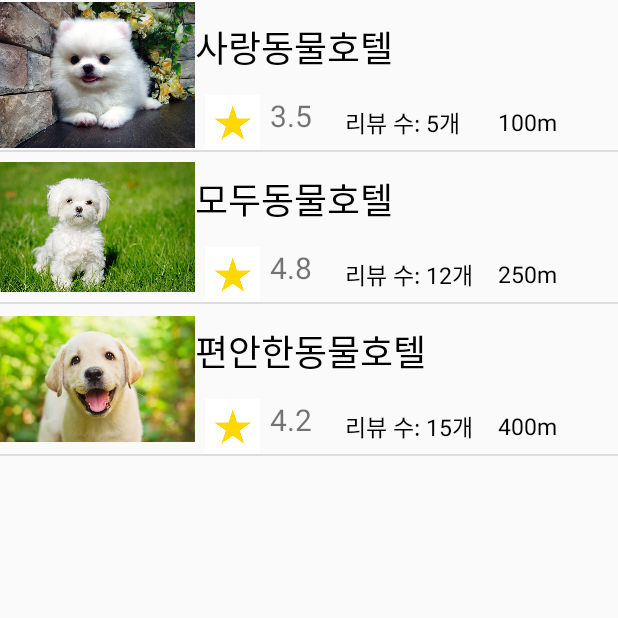
After one commit to eden6187/MPProject, an Android app: the PetCareActivity screen opened directly, with no data from a screen before it, on a phone screen of 412 x 824 dp, the top half of it. The commit adds this screen. Run offline under Robolectric (Android 15) with nearby library versions, the phone set to English and light mode, and no system bars.

Commit message:
Add PetcareListFragment.java Add PetcareListViewAdapter.java Add petcareListViewItem.java Add PetCareActivity.java Add activity_petcare.xml Add fragment_petcare_list.xml Add petcarelistview_item.xml
Modify MainActivity to parse activity_main to activity_petcare

```diff
--- a/app/src/main/AndroidManifest.xml
+++ b/app/src/main/AndroidManifest.xml
@@ -10,6 +10,7 @@
         android:supportsRtl="true"
         android:theme="@style/Theme.AppCompat.Light.NoActionBar">
         <activity android:name=".ui.SettingActivity"></activity>
+        <activity android:name=".ui.PetCareActivity"></activity>
         <activity
             android:name=".ui.MainActivity"
             android:label="@string/title_activity_main"
--- /dev/null
+++ b/app/src/main/java/com/example/mpproject/Fragments/PetcareListFragment.java
@@ -0,0 +1,53 @@
+package com.example.mpproject.Fragments;
+
+import android.graphics.drawable.Drawable;
+import android.os.Bundle;
+
+import androidx.annotation.NonNull;
+import androidx.core.content.ContextCompat;
+import androidx.fragment.app.Fragment;
+import androidx.fragment.app.ListFragment;
+
+import android.view.LayoutInflater;
+import android.view.View;
+import android.view.ViewGroup;
+import android.widget.ListView;
+import android.content.Context;
+
+import com.example.mpproject.R;
+import com.example.mpproject.ui.PetCareActivity;
+
+/**
+ * A simple {@link Fragment} subclass.
+ */
+public class PetcareListFragment extends ListFragment {
+
+    public PetcareListFragment() {
+        // Required empty public constructor
+
+    }
+
+    PetcareListViewAdapter adapter;
+
+    @Override
+    public View onCreateView(LayoutInflater inflater, ViewGroup container,
+                             Bundle savedInstanceState) {
+        // Inflate the layout for this fragment
+        adapter = new PetcareListViewAdapter();
+        setListAdapter(adapter);
+        adapter.addItem(getResources().getDrawable(R.drawable.dog1, null), getResources().getDrawable(R.drawable.star_image, null), "사랑동물호텔", (float)3.5, 5, 100);
+        adapter.addItem(getResources().getDrawable(R.drawable.dog2, null), getResources().getDrawable(R.drawable.star_image, null), "모두동물호텔", (float)4.8, 12, 250);
+        adapter.addItem(getResources().getDrawable(R.drawable.dog3, null), getResources().getDrawable(R.drawable.star_image, null), "편안한동물호텔", (float)4.2, 15, 400);
+
+        return super.onCreateView(inflater, container, savedInstanceState);
+    }
+
+    public void addItem(Drawable icon, Drawable star, String title, float ratingnum, int reviewCount, int distance){
+        adapter.addItem(icon, star, title, ratingnum, reviewCount, distance);
+    }
+
+    @Override
+    public void onListItemClick(@NonNull ListView l, @NonNull View v, int position, long id) {
+        PetcareListViewItem item = (PetcareListViewItem) l.getItemAtPosition(position);
+    }
+}
--- /dev/null
+++ b/app/src/main/java/com/example/mpproject/Fragments/PetcareListViewAdapter.java
@@ -0,0 +1,79 @@
+package com.example.mpproject.Fragments;
+
+
+import android.content.Context;
+import android.graphics.drawable.Drawable;
+import android.view.LayoutInflater;
+import android.view.View;
+import android.view.ViewGroup;
+import android.widget.BaseAdapter;
+import android.widget.ImageView;
+import android.widget.TextView;
+
+
+import com.example.mpproject.R;
+
+import java.util.ArrayList;
+
+public class PetcareListViewAdapter extends BaseAdapter {
+    private ArrayList<PetcareListViewItem> ItemList = new ArrayList<PetcareListViewItem>();
+
+    public PetcareListViewAdapter(){
+
+    }
+
+    @Override
+    public int getCount() {
+        return ItemList.size();
+    }
+
+    @Override
+    public View getView(int position, View view, ViewGroup parent) {
+        final int pos = position;
+        final Context context = parent.getContext();
+
+        if (view == null) {
+            LayoutInflater inflater = (LayoutInflater) context.getSystemService(Context.LAYOUT_INFLATER_SERVICE);
+            view = inflater.inflate(R.layout.petcarelistview_item, parent, false);
+        }
+        ImageView iconImageView = (ImageView) view.findViewById(R.id.petcare_image_petcarelistview_item);
+        ImageView starImageView = (ImageView) view.findViewById(R.id.petcare_star_petcarelistview_item);
+        TextView titleTextView = (TextView) view.findViewById(R.id.petcare_title_petcarelistview_item);
+        TextView ratingnumTextView = (TextView) view.findViewById(R.id.petcare_rating_num_petcarelistview_item);
+        TextView reviewCountTextView = (TextView) view.findViewById(R.id.petcare_reviewcount_petcarelistview_item);
+        TextView distanceTextView = (TextView) view.findViewById(R.id.petcare_distance_petcarelistview_item);
+        PetcareListViewItem listViewItem = ItemList.get(position);
+
+        iconImageView.setImageDrawable(listViewItem.getIcon());
+        starImageView.setImageDrawable(listViewItem.getStar());
+        titleTextView.setText(listViewItem.getTitle());
+        ratingnumTextView.setText(listViewItem.getRatingnum());
+        reviewCountTextView.setText(listViewItem.getReviewcount());
+        distanceTextView.setText(listViewItem.getDistance());
+
+        return view;
+    }
+
+    @Override
+    public long getItemId(int position) {
+        return position;
+    }
+
+    @Override
+    public PetcareListViewItem getItem(int position) {
+        return ItemList.get(position);
+    }
+
+    public void addItem(Drawable icon, Drawable star, String title, float ratingnum, int reviewCount, int distance){
+        PetcareListViewItem item = new PetcareListViewItem();
+
+        item.setIcon(icon);
+        item.setStar(star);
+        item.setTitle(title);
+        item.setRatingnum(ratingnum);
+        item.setReviewcount(reviewCount);
+        item.setDistance(distance);
+
+        ItemList.add(item);
+    }
+}
--- /dev/null
+++ b/app/src/main/java/com/example/mpproject/Fragments/PetcareListViewItem.java
@@ -0,0 +1,53 @@
+package com.example.mpproject.Fragments;
+
+import android.graphics.drawable.Drawable;
+
+public class PetcareListViewItem {
+    private Drawable mIconDrawable ;
+    private Drawable mStar;
+    private String mPetcareTitle ;
+    private String mPetcareRatingnum;
+    private String mPetcareReviewcount;
+    private String mPetcareDistance;
+
+
+    public void setIcon(Drawable icon) {
+        mIconDrawable = icon ;
+    }
+    public void setStar(Drawable star){
+        mStar = star;
+    }
+    public void setTitle(String title) {
+        mPetcareTitle = title ;
+    }
+    public void setRatingnum(float num){
+        mPetcareRatingnum = String.valueOf(num);
+    }
+    public void setReviewcount(int count){
+        mPetcareReviewcount = "리뷰 수: " + String.valueOf(count) + "개 ";
+    }
+    public void setDistance(int distance){
+        mPetcareDistance = String.valueOf(distance) + "m";
+    }
+
+    public Drawable getIcon() {
+        return this.mIconDrawable ;
+    }
+    public Drawable getStar(){
+        return this.mStar;
+    }
+    public String getTitle() {
+        return this.mPetcareTitle ;
+    }
+
+    public String getRatingnum(){
+        return this.mPetcareRatingnum;
+    }
+    public String getReviewcount(){
+        return this.mPetcareReviewcount;
+    }
+    public String getDistance(){
+        return this.mPetcareDistance;
+    }
+
+}
--- a/app/src/main/java/com/example/mpproject/ui/MainActivity.java
+++ b/app/src/main/java/com/example/mpproject/ui/MainActivity.java
@@ -1,7 +1,9 @@
 package com.example.mpproject.ui;
 
+import android.content.Intent;
 import android.os.Bundle;
 import android.view.MenuItem;
+import android.view.View;
 import android.widget.Button;
 
 import com.example.mpproject.R;
@@ -43,6 +45,14 @@ public class MainActivity extends AppCompatActivity {
         setContentView(R.layout.activity_main);
         initView();
         mNv.setNavigationItemSelectedListener(new NavigationViewItemListener(this));
+
+        mBtnGotoCareService.setOnClickListener(new View.OnClickListener() {
+            @Override
+            public void onClick(View view) {
+                Intent intent = new Intent(MainActivity.this, PetCareActivity.class);
+                startActivity(intent);
+            }
+        });
     }
 
     public boolean onOptionsItemSelected(MenuItem item){
--- /dev/null
+++ b/app/src/main/java/com/example/mpproject/ui/PetCareActivity.java
@@ -0,0 +1,33 @@
+package com.example.mpproject.ui;
+
+import android.os.Bundle;
+
+import androidx.annotation.Nullable;
+import androidx.appcompat.app.AppCompatActivity;
+import androidx.fragment.app.FragmentManager;
+
+import com.example.mpproject.Fragments.PetcareListFragment;
+import com.example.mpproject.R;
+
+public class PetCareActivity extends AppCompatActivity {
+
+    public void initView(){
+
+    }
+
+    @Override
+    protected void onCreate(@Nullable Bundle savedInstanceState) {
+        super.onCreate(savedInstanceState);
+        setContentView(R.layout.activity_petcare);
+
+        if(findViewById(R.id.petcare_fragment_container)!=null){
+            PetcareListFragment mPetcareListFragment = new PetcareListFragment();
+            FragmentManager fm = getSupportFragmentManager();
+            fm.beginTransaction().add(R.id.petcare_fragment_container, mPetcareListFragment).commit();
+            if(savedInstanceState != null){
+                return;
+            }
+        }
+
+    }
+}
--- /dev/null
+++ b/app/src/main/res/layout/activity_petcare.xml
@@ -0,0 +1,13 @@
+<?xml version="1.0" encoding="utf-8"?>
+<LinearLayout xmlns:android="http://schemas.android.com/apk/res/android"
+    android:layout_width="match_parent"
+    android:layout_height="match_parent"
+    xmlns:tools="http://schemas.android.com/tools">
+
+    <FrameLayout
+        android:id="@+id/petcare_fragment_container"
+        android:layout_width="match_parent"
+        android:layout_height="match_parent">
+
+    </FrameLayout>
+</LinearLayout>
--- /dev/null
+++ b/app/src/main/res/layout/fragment_petcare_list.xml
@@ -0,0 +1,12 @@
+<?xml version="1.0" encoding="utf-8"?>
+<FrameLayout xmlns:android="http://schemas.android.com/apk/res/android"
+    xmlns:tools="http://schemas.android.com/tools"
+    android:layout_width="match_parent"
+    android:layout_height="match_parent"
+    tools:context=".Fragments.PetcareListFragment">
+
+    <ListView
+        android:id="@+id/listview_petcarefragment"
+        android:layout_width="match_parent"
+        android:layout_height="match_parent" />
+</FrameLayout>
--- /dev/null
+++ b/app/src/main/res/layout/petcarelistview_item.xml
@@ -0,0 +1,68 @@
+<?xml version="1.0" encoding="utf-8"?>
+<LinearLayout
+    xmlns:android="http://schemas.android.com/apk/res/android" android:layout_width="match_parent"
+    android:layout_height="match_parent">
+
+    <ImageView
+        android:id="@+id/petcare_image_petcarelistview_item"
+        android:layout_width="100dp"
+        android:layout_height="100dp"
+        android:layout_weight="3" />
+    <LinearLayout
+        android:orientation="vertical"
+        android:layout_width="wrap_content"
+        android:layout_height="100dp"
+        android:layout_weight="4">
+
+        <TextView
+            android:id="@+id/petcare_title_petcarelistview_item"
+            android:layout_width="match_parent"
+            android:layout_height="70dp"
+            android:textSize="24sp"
+            android:textColor="#000000"
+            android:gravity="center_vertical"
+            android:layout_weight="2" />
+
+        <LinearLayout
+            android:layout_width="wrap_content"
+            android:layout_height="50dp"
+            android:orientation="horizontal"
+            android:layout_weight="4">
+
+            <ImageView
+                android:id="@+id/petcare_star_petcarelistview_item"
+                android:layout_width="50dp"
+                android:layout_height="match_parent"
+                android:layout_weight="2" />
+
+            <TextView
+                android:id="@+id/petcare_rating_num_petcarelistview_item"
+                android:layout_width="50dp"
+                android:layout_height="match_parent"
+                android:layout_weight="1"
+                android:text="TextView"
+                android:textSize="20sp" />
+
+            <TextView
+                android:id="@+id/petcare_reviewcount_petcarelistview_item"
+                android:layout_width="102dp"
+                android:layout_height="match_parent"
+                android:layout_weight="2"
+                android:gravity="center_vertical"
+                android:text="TextView"
+                android:textColor="#000000"
+                android:textSize="15sp" />
+
+            <TextView
+                android:id="@+id/petcare_distance_petcarelistview_item"
+                android:layout_width="match_parent"
+                android:layout_height="match_parent"
+                android:layout_weight="2"
+                android:gravity="center_vertical"
+                android:text="TextView"
+                android:textColor="#000000"
+                android:textSize="15sp" />
+        </LinearLayout>
+    </LinearLayout>
+
+</LinearLayout>
--- a/app/src/main/res/values/strings.xml
+++ b/app/src/main/res/values/strings.xml
@@ -13,4 +13,7 @@
     <string name="menu_slideshow">Slideshow</string>
     <string name="menu_settings">Settings</string>
     <string name="home_second">Home Second</string>
+
+    <!-- TODO: Remove or change this placeholder text -->
+    <string name="hello_blank_fragment">Hello blank fragment</string>
 </resources>
--- a/build.gradle
+++ b/build.gradle
@@ -8,7 +8,7 @@ buildscript {
 
     }
     dependencies {
-        classpath 'com.android.tools.build:gradle:3.6.1'
+        classpath 'com.android.tools.build:gradle:3.6.3'
 
 
         // NOTE: Do not place your application dependencies here; they belong
```
Also changed, not shown: app/src/main/res/drawable/dog1.jpg (added), app/src/main/res/drawable/dog2.jpg (added), app/src/main/res/drawable/dog3.jpg (added), app/src/main/res/drawable/star_image.png (added).
